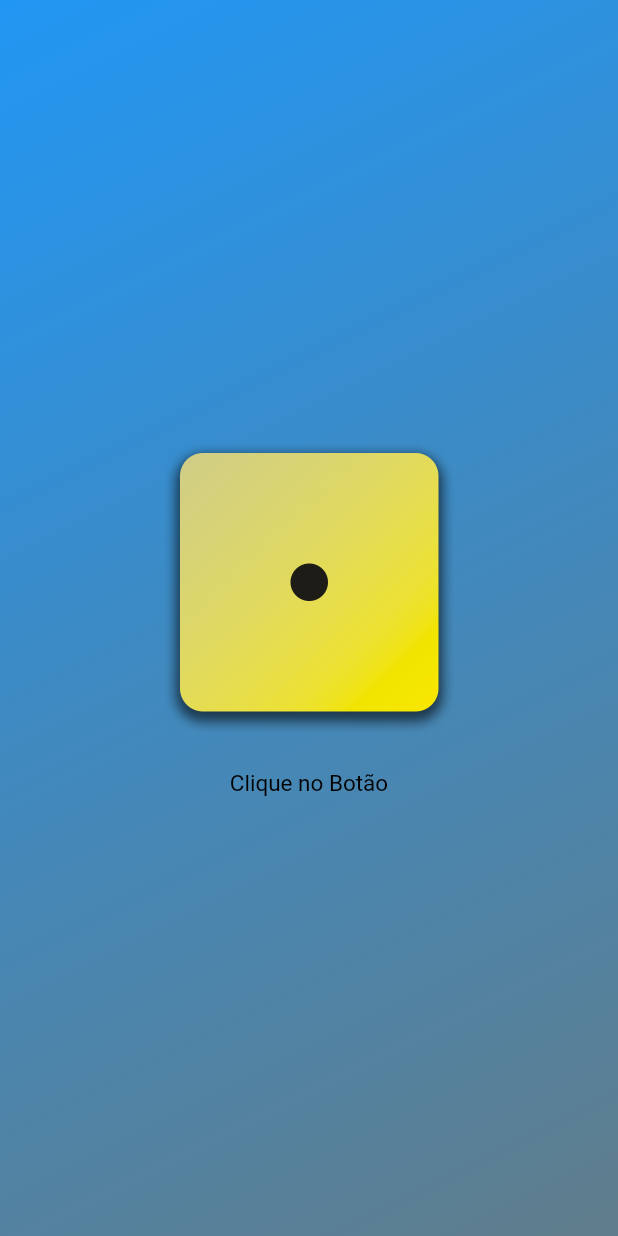
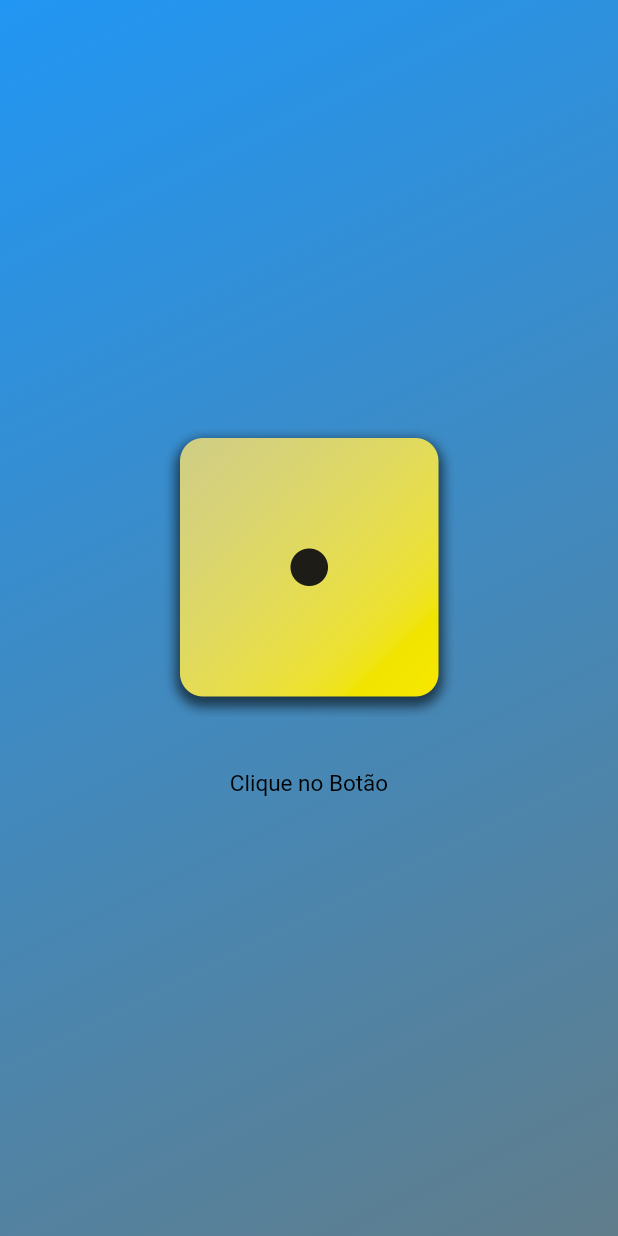
Before and after one commit to JoseErildo/RollTheDice, a Flutter app: the screen it shows after launch, on a phone screen of 412 x 824 dp. Run offline on Flutter 3.47's test engine with Material 3 defaults, Android fonts, the phone set to English and light mode, and no system bars.

Commit message:
adicionando padding

```diff
--- a/lib/dice_roller.dart
+++ b/lib/dice_roller.dart
@@ -25,13 +25,15 @@ class _DiceRollerState extends State<DiceRoller>{
               children: [
                 Image.asset(activeDiceImage,
                 width: 200),
+                SizedBox(height: 20),
                 TextButton(onPressed: rollDice,
                 style: TextButton.styleFrom(
-                  padding: EdgeInsets.only(top: 20),
+                  padding: EdgeInsets.only(top: 0),
                   foregroundColor: Color.fromARGB(255, 0, 0, 0),
                   textStyle: TextStyle( fontSize: 15)
                   ),
-                child: Text("Clique no Botão"))
+                child: Text("Clique no Botão")
+                ),
               ],
             );
   }
```
